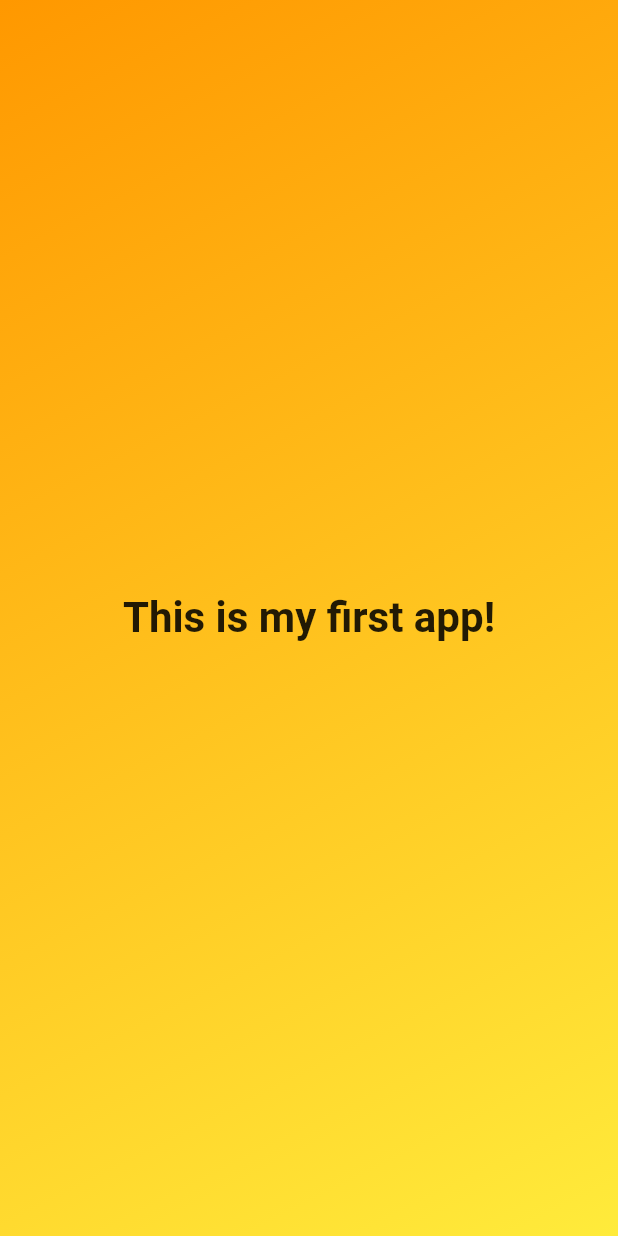
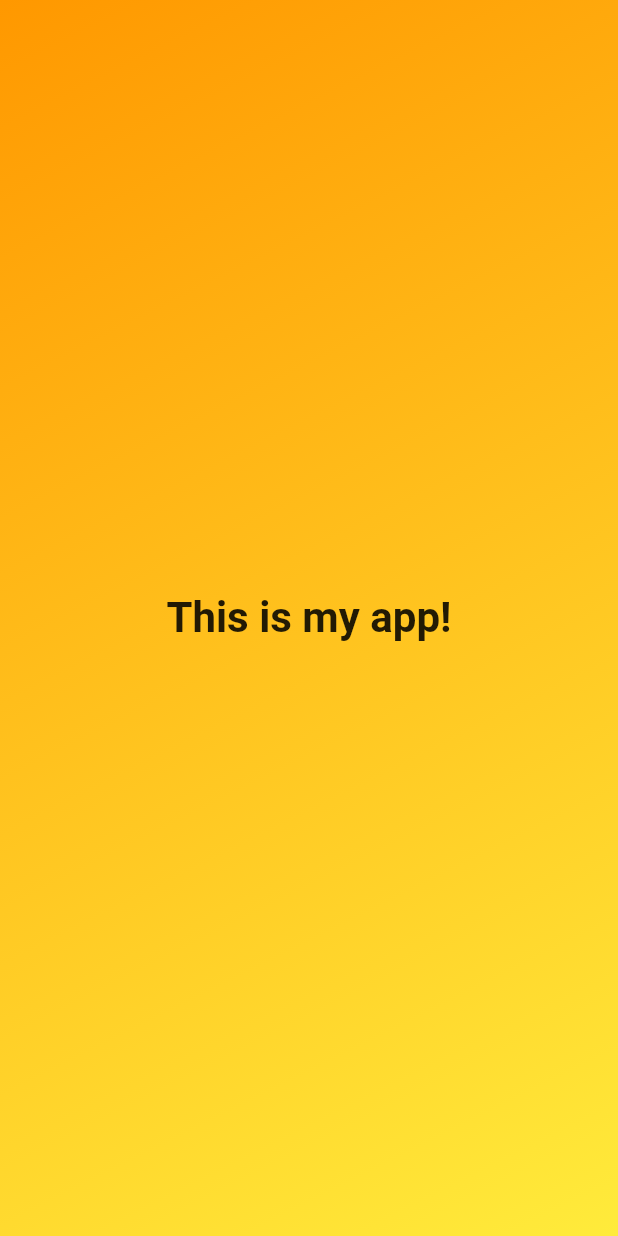
Before and after one commit to davidecarizzoni/flutter_first_app, a Flutter app: the screen it shows after launch, on a phone screen of 412 x 824 dp. Run offline on Flutter 3.47's test engine with Material 2 defaults, Android fonts, the phone set to English and light mode, and no system bars.

Commit message:
feat(files)

```diff
--- a/lib/styled_text.dart
+++ b/lib/styled_text.dart
@@ -0,0 +1,19 @@
+import 'package:flutter/material.dart';
+
+class StyledText extends StatelessWidget {
+  const StyledText({super.key});
+
+  @override //this indicate that this method override the build method of te StatelessWidget class
+  Widget build(BuildContext context) {
+    return const Center(
+      child: Text(
+        'This is my app!',
+        style: TextStyle(
+          fontSize: 28,
+          fontWeight: FontWeight.bold,
+          color: Colors.black87,
+        ),
+      ),
+    );
+  }
+}
```
Also changed, not shown: lib/main.dart (+7 -20 lines), 1 other file.
